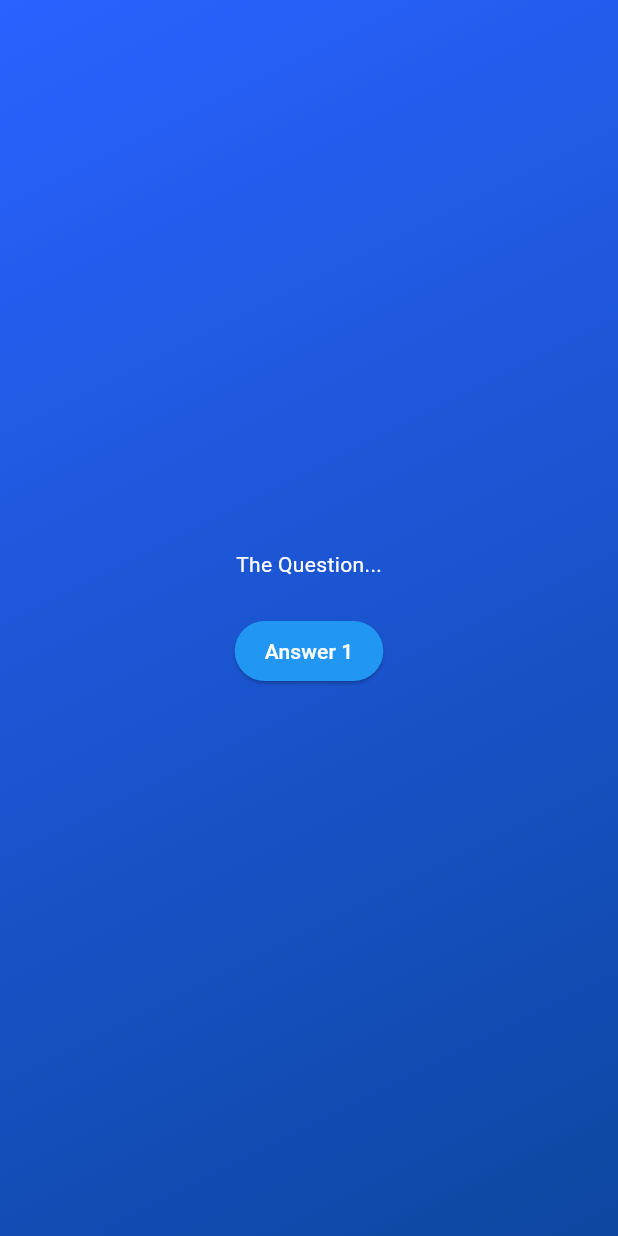
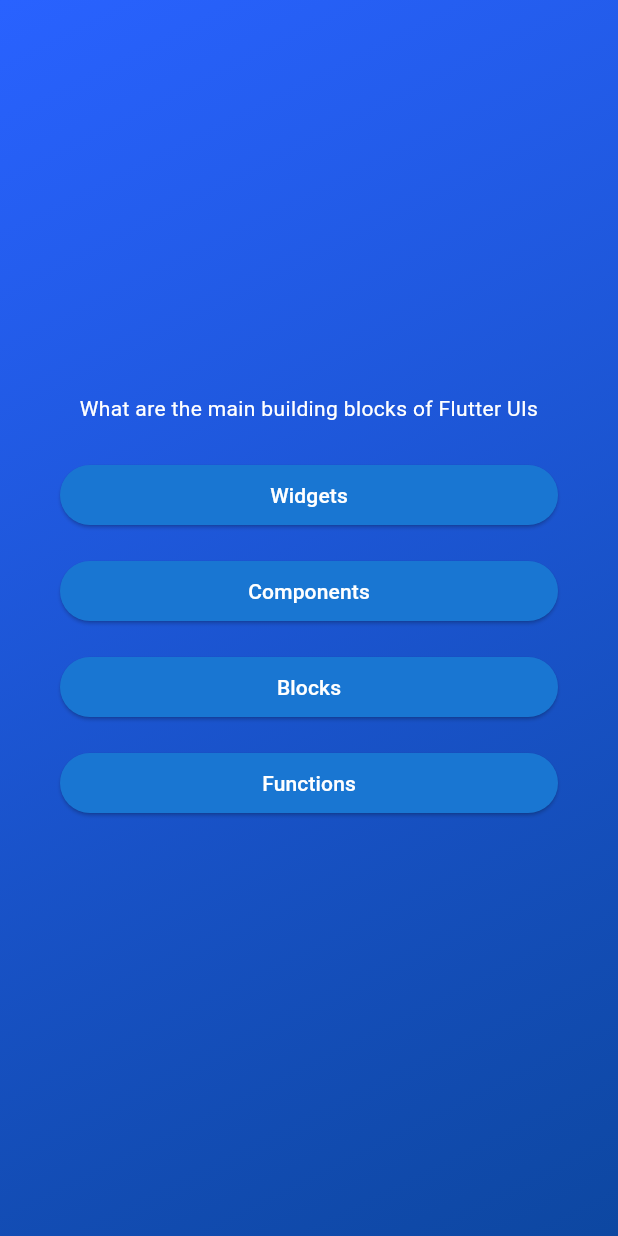
Before and after one commit to tolu-c/learning-dart-flutter, a Flutter app: the screen it shows after launch, after a tap on "Start Quiz", on a phone screen of 412 x 824 dp. Run offline on Flutter 3.47's test engine with Material 3 defaults, Android fonts, the light colour scheme and no system bars.

Commit message:
map questions data in question screen, marging adjustments

```diff
--- a/quiz_app/lib/answer_button.dart
+++ b/quiz_app/lib/answer_button.dart
@@ -12,10 +12,12 @@
 
   @override
   Widget build(BuildContext context) {
-    return ElevatedButton(
+    return Container(
+      margin: EdgeInsets.only(bottom: 16),
+      child: ElevatedButton(
         onPressed: onPress,
         style: ElevatedButton.styleFrom(
-        backgroundColor: Colors.blue,
+          backgroundColor: Colors.blue.shade700,
           foregroundColor: Colors.white,
           shape: RoundedRectangleBorder(
             borderRadius: BorderRadiusDirectional.circular(40),
@@ -23,6 +25,7 @@
           padding: const EdgeInsets.symmetric(vertical: 10, horizontal: 20),
         ),
         child: Text(answer),
+      ),
     );
   }
 }
--- a/quiz_app/lib/data/questions.dart
+++ b/quiz_app/lib/data/questions.dart
@@ -14,4 +14,41 @@
       "By using XCode for iOs and Android Studio for Android"
     ],
   ),
+  QuizQuestions(
+    text: 'What\'s the purpose of a StatefulWidget?',
+    answers: [
+      'Update UI as data changes',
+      'Update data as UI changes',
+      'Ignore data changes',
+      'Render UI that does not depend on data',
+    ],
+  ),
+  QuizQuestions(
+    text:
+        'Which widget should you try to use more often: StatelessWidget or StatefulWidget?',
+    answers: [
+      'StatelessWidget',
+      'StatefulWidget',
+      'Both are equally good',
+      'None of the above',
+    ],
+  ),
+  QuizQuestions(
+    text: 'What happens if you change data in a StatelessWidget?',
+    answers: [
+      'The UI is not updated',
+      'The UI is updated',
+      'The closest StatefulWidget is updated',
+      'Any nested StatefulWidgets are updated',
+    ],
+  ),
+  QuizQuestions(
+    text: 'How should you update data inside of StatefulWidgets?',
+    answers: [
+      'By calling setState()',
+      'By calling updateData()',
+      'By calling updateUI()',
+      'By calling updateState()',
+    ],
+  ),
 ];
--- a/quiz_app/lib/questions_screen.dart
+++ b/quiz_app/lib/questions_screen.dart
@@ -1,5 +1,6 @@
 import 'package:flutter/material.dart';
 import 'package:quiz_app/answer_button.dart';
+import 'package:quiz_app/data/questions.dart';
 
 class QuestionsScreen extends StatefulWidget {
   const QuestionsScreen({super.key});
@@ -13,22 +14,27 @@
 class _QuestionScreenState extends State<QuestionsScreen> {
   @override
   Widget build(BuildContext context) {
+    final currentQuestion = questions[0];
     return Center(
+      child: Container(
+        margin: const EdgeInsets.all(40),
         child: Column(
           mainAxisSize: MainAxisSize.min,
+          crossAxisAlignment: CrossAxisAlignment.stretch,
           children: [
-          const Text(
-            "The Question...",
-            style: TextStyle(color: Colors.white),
+            Text(
+              currentQuestion.text,
+              style: const TextStyle(color: Colors.white),
+              textAlign: TextAlign.center,
             ),
             const SizedBox(
               height: 24,
             ),
-          AnswerButton(
-            answer: "Answer 1",
-            onPress: () {},
+            ...currentQuestion.answers.map((answer) {
+              return AnswerButton(answer: answer, onPress: () {});
+            }),
+          ],
         ),
-        ],
       ),
     );
   }
```
Lines whose indentation alone changed are shown as unchanged.
